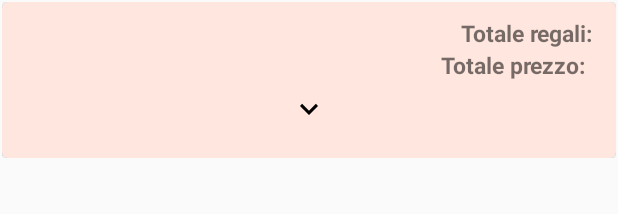
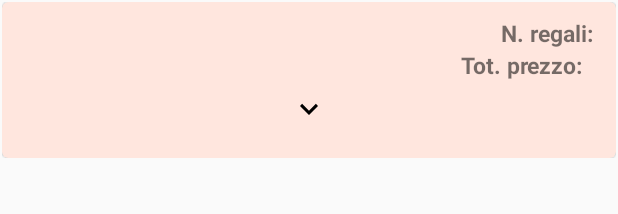
Before and after one commit to Tato98/Applicazione_Lista_Regali, an Android app: the layout contacts_gift_view.xml on its own in the app's theme, with its tools: preview values and no code run, on a phone screen of 412 x 824 dp. Shown: the top 214 px of the screen. Run offline under Robolectric (Android 15) with nearby library versions, the phone set to English and light mode, and no system bars.

Commit message:
modifiche4 18/06/2020

```diff
--- a/app/src/main/res/values/strings.xml
+++ b/app/src/main/res/values/strings.xml
@@ -29,8 +29,8 @@
     <string name="ok">Ok</string>
     <string name="modifica_budget">Modifica Budget</string>
     <string name="modifica">Modifica</string>
-    <string name="totale_regali">Totale regali:\t</string>
-    <string name="totale_prezzo">Totale prezzo:\t</string>
+    <string name="totale_regali">N. regali:\t</string>
+    <string name="totale_prezzo">Tot. prezzo:\t</string>
     <string name="elimina_dialog">Sei sicuro di voler eliminare questa lista?</string>
     <string name="no">NO</string>
     <string name="si">SI</string>
```
